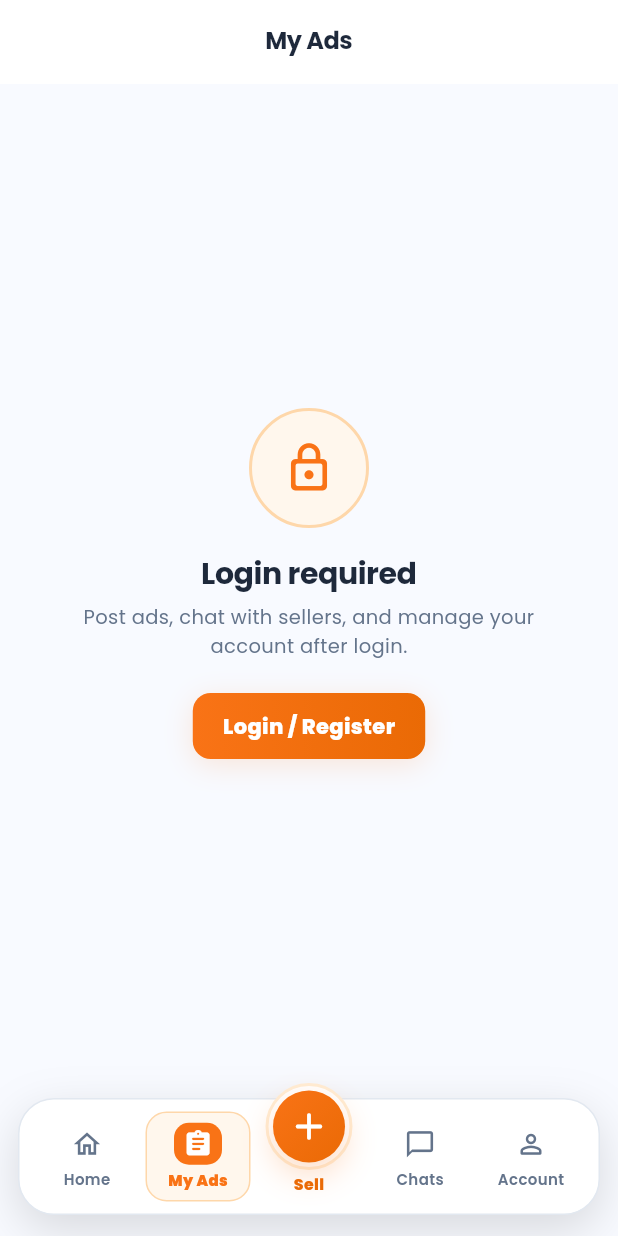
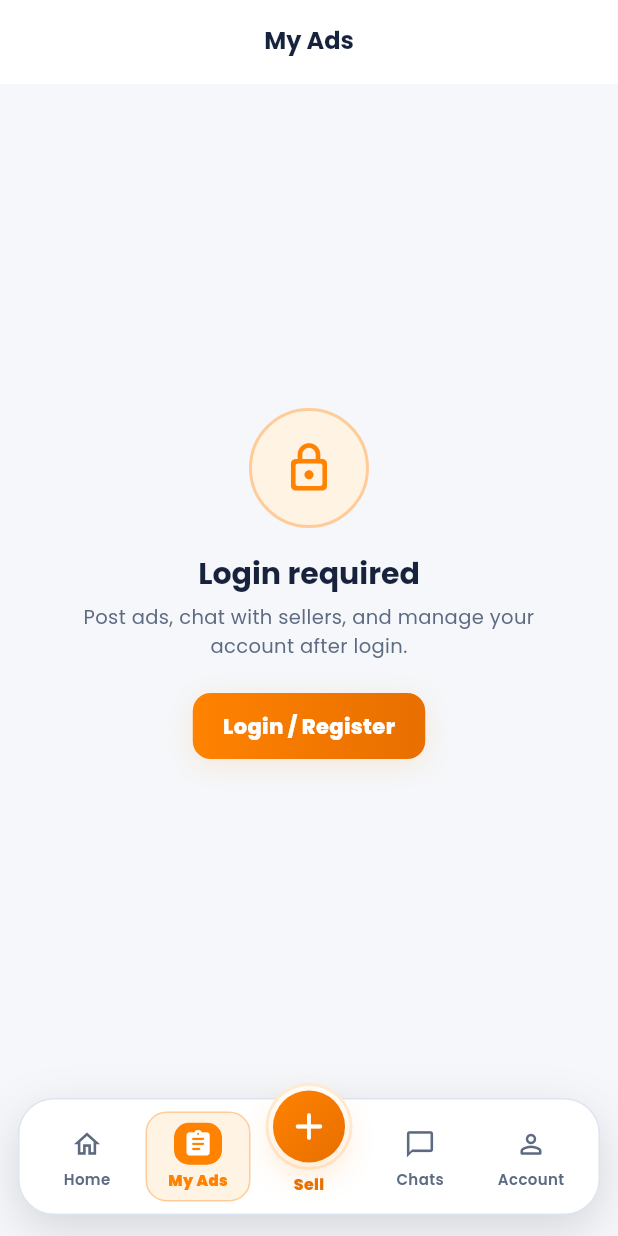
Before and after one commit to officialbuyselladda/buyselladda_app, a Flutter app: the screen it shows after launch, item 2 of the bottom bar chosen, on a phone screen of 412 x 824 dp. Run offline on Flutter 3.47's test engine with Material 3 defaults, Android fonts, the phone set to English and light mode, and no system bars; our stand-ins replace cached_network_image, dio, flutter_dotenv, flutter_riverpod, geocoding, geolocator and 5 more; network calls fail.

Commit message:
latest push

```diff
--- a/lib/core/app_config_provider.dart
+++ b/lib/core/app_config_provider.dart
@@ -59,7 +59,7 @@ class DealAppConfig {
         appIconUrl: '',
         primaryColor: AppConstants.primaryColor,
         secondaryColor: AppConstants.secondaryColor,
-        accentColor: Color(0xFFF97316),
+        accentColor: Color(0xFFFF8200),
         splashTitle: AppConstants.appName,
         splashSubtitle: AppConstants.tagline,
         splashLoadingText: 'Loading fresh deals near you',
--- a/lib/core/constants.dart
+++ b/lib/core/constants.dart
@@ -35,20 +35,20 @@ class AppConstants {
     'Others',
   ];
 
-  // Brand colors aligned with the home screen design system.
-  static const Color primaryColor = Color(0xFFF97316);
-  static const Color primaryDarkColor = Color(0xFFEA6A05);
-  static const Color primaryLightColor = Color(0xFFFFF7ED);
-  static const Color primaryBorderColor = Color(0xFFFED7AA);
-  static const Color secondaryColor = Color(0xFF2563EB);
-  static const Color secondaryLightColor = Color(0xFFEFF6FF);
+  // Logo-led marketplace palette with OLX-style classifieds UX.
+  static const Color primaryColor = Color(0xFF0B63E5);
+  static const Color primaryDarkColor = Color(0xFF0647B5);
+  static const Color primaryLightColor = Color(0xFFEAF2FF);
+  static const Color primaryBorderColor = Color(0xFFBFD7FF);
+  static const Color secondaryColor = Color(0xFF12A642);
+  static const Color secondaryLightColor = Color(0xFFEAF8EF);
   static const Color errorColor = Color(0xFFEF4444);
-  static const Color successColor = Color(0xFF10B981);
-  static const Color warningColor = Color(0xFFF59E0B);
-  static const Color backgroundColor = Color(0xFFF8FAFF);
+  static const Color successColor = Color(0xFF12A642);
+  static const Color warningColor = Color(0xFFFF8200);
+  static const Color backgroundColor = Color(0xFFF5F7FA);
   static const Color surfaceColor = Color(0xFFFFFFFF);
-  static const Color borderColor = Color(0xFFE2E8F0);
-  static const Color textPrimaryColor = Color(0xFF1E293B);
-  static const Color textSecondaryColor = Color(0xFF64748B);
-  static const Color textSubtleColor = Color(0xFF94A3B8);
+  static const Color borderColor = Color(0xFFDDE5F0);
+  static const Color textPrimaryColor = Color(0xFF17233C);
+  static const Color textSecondaryColor = Color(0xFF5D6B82);
+  static const Color textSubtleColor = Color(0xFF95A1B2);
 }
--- a/lib/core/theme.dart
+++ b/lib/core/theme.dart
@@ -5,6 +5,7 @@ import 'constants.dart';
 
 ThemeData appTheme() {
   final baseText = GoogleFonts.poppinsTextTheme();
+  const sellAccent = AppConstants.warningColor;
 
   return ThemeData(
     useMaterial3: true,
@@ -12,6 +13,7 @@ ThemeData appTheme() {
       seedColor: AppConstants.primaryColor,
       primary: AppConstants.primaryColor,
       secondary: AppConstants.secondaryColor,
+      tertiary: sellAccent,
       surface: AppConstants.surfaceColor,
       surfaceContainerHighest: AppConstants.backgroundColor,
       error: AppConstants.errorColor,
@@ -22,7 +24,7 @@ ThemeData appTheme() {
       displayColor: AppConstants.textPrimaryColor,
     ),
     appBarTheme: AppBarTheme(
-      backgroundColor: AppConstants.backgroundColor,
+      backgroundColor: AppConstants.surfaceColor,
       foregroundColor: AppConstants.textPrimaryColor,
       elevation: 0,
       centerTitle: true,
@@ -65,6 +67,8 @@ ThemeData appTheme() {
       fillColor: AppConstants.surfaceColor,
       hintStyle: const TextStyle(color: AppConstants.textSubtleColor),
       labelStyle: const TextStyle(color: AppConstants.textSecondaryColor),
+      prefixIconColor: AppConstants.textSecondaryColor,
+      suffixIconColor: AppConstants.textSecondaryColor,
     ),
     cardTheme: CardThemeData(
       elevation: 0,
@@ -93,9 +97,55 @@ ThemeData appTheme() {
     ),
     textButtonTheme: TextButtonThemeData(
       style: TextButton.styleFrom(
-        foregroundColor: AppConstants.primaryDarkColor,
+        foregroundColor: AppConstants.primaryColor,
         textStyle: baseText.labelLarge?.copyWith(fontWeight: FontWeight.w800),
       ),
+    ),
+    floatingActionButtonTheme: const FloatingActionButtonThemeData(
+      backgroundColor: sellAccent,
+      foregroundColor: Colors.white,
+      elevation: 0,
+      shape: RoundedRectangleBorder(borderRadius: BorderRadius.all(Radius.circular(8))),
+    ),
+    chipTheme: ChipThemeData(
+      backgroundColor: AppConstants.surfaceColor,
+      selectedColor: AppConstants.primaryLightColor,
+      disabledColor: AppConstants.backgroundColor,
+      side: const BorderSide(color: AppConstants.borderColor),
+      shape: RoundedRectangleBorder(borderRadius: BorderRadius.circular(8)),
+      labelStyle: baseText.labelMedium?.copyWith(
+        color: AppConstants.textPrimaryColor,
+        fontWeight: FontWeight.w800,
+      ),
+      secondaryLabelStyle: baseText.labelMedium?.copyWith(
+        color: AppConstants.primaryColor,
+        fontWeight: FontWeight.w900,
+      ),
+    ),
+    bottomNavigationBarTheme: BottomNavigationBarThemeData(
+      backgroundColor: AppConstants.surfaceColor,
+      selectedItemColor: AppConstants.primaryColor,
+      unselectedItemColor: AppConstants.textSubtleColor,
+      selectedLabelStyle: baseText.labelSmall?.copyWith(fontWeight: FontWeight.w900),
+      unselectedLabelStyle: baseText.labelSmall?.copyWith(fontWeight: FontWeight.w700),
+      type: BottomNavigationBarType.fixed,
+      elevation: 0,
+    ),
+    navigationBarTheme: NavigationBarThemeData(
+      backgroundColor: AppConstants.surfaceColor,
+      surfaceTintColor: Colors.transparent,
+      indicatorColor: AppConstants.primaryLightColor,
+      labelTextStyle: WidgetStateProperty.resolveWith((states) {
+        final selected = states.contains(WidgetState.selected);
+        return baseText.labelSmall?.copyWith(
+          color: selected ? AppConstants.primaryColor : AppConstants.textSubtleColor,
+          fontWeight: selected ? FontWeight.w900 : FontWeight.w700,
+        );
+      }),
+      iconTheme: WidgetStateProperty.resolveWith((states) {
+        final selected = states.contains(WidgetState.selected);
+        return IconThemeData(color: selected ? AppConstants.primaryColor : AppConstants.textSubtleColor);
+      }),
     ),
     snackBarTheme: SnackBarThemeData(
       behavior: SnackBarBehavior.floating,
--- a/lib/features/home/home_screen.dart
+++ b/lib/features/home/home_screen.dart
@@ -22,29 +22,29 @@ import '../shared/product_card.dart';
 
 // ─── Design Tokens ────────────────────────────────────────────────────────────
 class _T {
-  static const orange      = Color(0xFFF97316);
-  static const orangeDark  = Color(0xFFEA6A05);
-  static const orangeLight = Color(0xFFFFF7ED);
-  static const orangeMid   = Color(0xFFFED7AA);
-  static const blue        = Color(0xFF2563EB);
-  static const blueLight   = Color(0xFFEFF6FF);
-  static const bg          = Color(0xFFF8FAFF);
+  static const orange      = Color(0xFFFF8200);
+  static const orangeDark  = Color(0xFFE86F00);
+  static const orangeLight = Color(0xFFFFF3E4);
+  static const orangeMid   = Color(0xFFFFCC99);
+  static const blue        = Color(0xFF0B63E5);
+  static const blueLight   = Color(0xFFEAF2FF);
+  static const bg          = Color(0xFFF5F7FA);
   static const surface     = Color(0xFFFFFFFF);
-  static const border      = Color(0xFFE2E8F0);
-  static const text        = Color(0xFF1E293B);
-  static const textMuted   = Color(0xFF64748B);
-  static const textSubtle  = Color(0xFF94A3B8);
-  static const green       = Color(0xFF10B981);
-  static const greenLight  = Color(0xFFECFDF5);
-  static const amber       = Color(0xFFF59E0B);
-  static const amberLight  = Color(0xFFFEF3C7);
+  static const border      = Color(0xFFDDE5F0);
+  static const text        = Color(0xFF17233C);
+  static const textMuted   = Color(0xFF5D6B82);
+  static const textSubtle  = Color(0xFF95A1B2);
+  static const green       = Color(0xFF12A642);
+  static const greenLight  = Color(0xFFEAF8EF);
+  static const amber       = Color(0xFFFF8200);
+  static const amberLight  = Color(0xFFFFF3E4);
   static const red         = Color(0xFFEF4444);
   static const redLight    = Color(0xFFFEF2F2);
 
   static const shadowSm  = [BoxShadow(color: Color(0x0A000000), blurRadius: 4,  offset: Offset(0, 1))];
   static const shadowMd  = [BoxShadow(color: Color(0x0F000000), blurRadius: 12, offset: Offset(0, 4))];
   static const shadowLg  = [BoxShadow(color: Color(0x14000000), blurRadius: 24, offset: Offset(0, 8))];
-  static const shadowOr  = [BoxShadow(color: Color(0x28F97316), blurRadius: 16, offset: Offset(0, 4))];
+  static const shadowOr  = [BoxShadow(color: Color(0x22FF8200), blurRadius: 16, offset: Offset(0, 4))];
 
   static final r8  = BorderRadius.circular(8);
   static final r10 = BorderRadius.circular(10);
@@ -55,7 +55,7 @@ class _T {
   static final r99 = BorderRadius.circular(99);
 
   static TextStyle display(double sz, {Color c = text, FontWeight w = FontWeight.w700}) =>
-      TextStyle(fontSize: sz, fontWeight: w, color: c, letterSpacing: -0.3, height: 1.2);
+      TextStyle(fontSize: sz, fontWeight: w, color: c, letterSpacing: 0, height: 1.2);
 
   static TextStyle body(double sz, {Color c = text, FontWeight w = FontWeight.w400, double h = 1.4}) =>
       TextStyle(fontSize: sz, fontWeight: w, color: c, height: h);
@@ -85,17 +85,19 @@ class _HomeSlide {
 }
 
 const _staticCats = [
-  _CatItem('All',       '',           Icons.apps_rounded),
-  _CatItem('Stationary', 'Stationary', Icons.menu_book_outlined),
+  _CatItem('All', '', Icons.apps_rounded),
+  _CatItem('Mobiles', 'Mobiles', Icons.phone_android_rounded),
   _CatItem('Electronics', 'Electronics', Icons.devices_rounded),
+  _CatItem('Computers', 'Computers & Laptops', Icons.laptop_mac_rounded),
+  _CatItem('Vehicles', 'Vehicles', Icons.directions_car_rounded),
+  _CatItem('Property', 'Property', Icons.apartment_rounded),
+  _CatItem('Furniture', 'Furniture', Icons.chair_alt_rounded),
+  _CatItem('Fashion', 'Fashion', Icons.checkroom_outlined),
   _CatItem('Jobs', 'Jobs', Icons.work_outline_rounded),
-  _CatItem('Clothes', 'Clothes', Icons.checkroom_outlined),
-  _CatItem('Room', 'Room', Icons.meeting_room_outlined),
-  _CatItem('Flat,Building', 'Flat,Building', Icons.apartment_rounded),
-  _CatItem('Cars', 'Cars', Icons.directions_car_rounded),
-  _CatItem('Motorcycle', 'Motorcycle', Icons.two_wheeler_rounded),
-  _CatItem('For Sale: Houses & Apartments', 'For Sale: Houses & Apartments', Icons.home_work_outlined),
-  _CatItem('For Rent: Houses & Apartments', 'For Rent: Houses & Apartments', Icons.key_rounded),
+  _CatItem('Services', 'Services', Icons.handyman_outlined),
+  _CatItem('Books', 'Books', Icons.menu_book_outlined),
+  _CatItem('Sports', 'Sports & Fitness', Icons.sports_cricket_rounded),
+  _CatItem('Others', 'Others', Icons.more_horiz_rounded),
 ];
 
 class _NavItem {
@@ -1793,7 +1795,7 @@ class _SellFabState extends State<_SellFab> {
                   shape: BoxShape.circle,
                   gradient: LinearGradient(colors: [_T.orange, _T.orangeDark],
                       begin: Alignment.topLeft, end: Alignment.bottomRight),
-                  boxShadow: [BoxShadow(color: Color(0x40F97316), blurRadius: 18, offset: Offset(0, 8))],
+                  boxShadow: [BoxShadow(color: Color(0x33FF8200), blurRadius: 18, offset: Offset(0, 8))],
                 ),
                 child: const Icon(Icons.add_rounded, color: Colors.white, size: 30),
               ),
--- a/lib/features/product/product_detail_screen.dart
+++ b/lib/features/product/product_detail_screen.dart
@@ -17,26 +17,26 @@ import '../shared/product_card.dart';
 // ─── Theme tokens ────────────────────────────────────────────────────────────
 class _T {
   // Brand
-  static const orange     = Color(0xFFF97316);
-  static const orangeDark = Color(0xFFEA6A05);
-  static const orangeLight= Color(0xFFFFF7ED);
-  static const orangeMid  = Color(0xFFFED7AA);
+  static const orange     = Color(0xFFFF8200);
+  static const orangeDark = Color(0xFFE86F00);
+  static const orangeLight= Color(0xFFFFF3E4);
+  static const orangeMid  = Color(0xFFFFCC99);
 
   // Blues (accent)
-  static const blue       = Color(0xFF2563EB);
-  static const blueLight  = Color(0xFFEFF6FF);
+  static const blue       = Color(0xFF0B63E5);
+  static const blueLight  = Color(0xFFEAF2FF);
 
   // Neutrals
-  static const bg         = Color(0xFFF8FAFF);
+  static const bg         = Color(0xFFF5F7FA);
   static const surface    = Color(0xFFFFFFFF);
-  static const border     = Color(0xFFE2E8F0);
-  static const text       = Color(0xFF1E293B);
-  static const textMuted  = Color(0xFF64748B);
-  static const textSubtle = Color(0xFF94A3B8);
+  static const border     = Color(0xFFDDE5F0);
+  static const text       = Color(0xFF17233C);
+  static const textMuted  = Color(0xFF5D6B82);
+  static const textSubtle = Color(0xFF95A1B2);
 
   // Status
-  static const green      = Color(0xFF10B981);
-  static const greenLight = Color(0xFFECFDF5);
+  static const green      = Color(0xFF12A642);
+  static const greenLight = Color(0xFFEAF8EF);
   static const red        = Color(0xFFEF4444);
   static const redLight   = Color(0xFFFEF2F2);
 
@@ -44,7 +44,7 @@ class _T {
   static const shadowSm = [BoxShadow(color: Color(0x0A000000), blurRadius: 4,  offset: Offset(0, 1))];
   static const shadowMd = [BoxShadow(color: Color(0x12000000), blurRadius: 12, offset: Offset(0, 4))];
   static const shadowLg = [BoxShadow(color: Color(0x18000000), blurRadius: 28, offset: Offset(0, 8))];
-  static const shadowOrange = [BoxShadow(color: Color(0x30F97316), blurRadius: 20, offset: Offset(0, 6))];
+  static const shadowOrange = [BoxShadow(color: Color(0x22FF8200), blurRadius: 20, offset: Offset(0, 6))];
 
   // Radius
   static final r8  = BorderRadius.circular(8);
@@ -58,7 +58,7 @@ class _T {
   static const fontBody    = 'Figtree';
 
   static TextStyle display(double size, {Color color = text, FontWeight weight = FontWeight.w700}) =>
-      TextStyle(fontFamily: fontDisplay, fontSize: size, fontWeight: weight, color: color, letterSpacing: -0.5);
+      TextStyle(fontFamily: fontDisplay, fontSize: size, fontWeight: weight, color: color, letterSpacing: 0);
 
   static TextStyle body(double size, {Color color = text, FontWeight weight = FontWeight.w400, double height = 1.0}) =>
       TextStyle(fontFamily: fontBody, fontSize: size, fontWeight: weight, color: color, height: height);
@@ -1111,7 +1111,7 @@ class _MapCard extends StatelessWidget {
             Container(width: 4, height: 18,
               decoration: BoxDecoration(color: _T.orange, borderRadius: BorderRadius.circular(2))),
             const SizedBox(width: 8),
-            const Expanded(child: Text('Location & map', style: TextStyle(fontFamily: _T.fontDisplay, fontSize: 14, fontWeight: FontWeight.w700, color: _T.text, letterSpacing: -0.5))),
+            const Expanded(child: Text('Location & map', style: TextStyle(fontFamily: _T.fontDisplay, fontSize: 14, fontWeight: FontWeight.w700, color: _T.text, letterSpacing: 0))),
             GestureDetector(
               onTap: _openDirections,
               child: Container(
@@ -1262,7 +1262,7 @@ class _MapFallback extends StatelessWidget {
     return Container(
       decoration: const BoxDecoration(
         gradient: LinearGradient(
-          colors: [Color(0xFFEFF6FF), Color(0xFFFFF7ED)],
+          colors: [Color(0xFFEAF2FF), Color(0xFFFFF3E4)],
           begin: Alignment.topLeft,
           end: Alignment.bottomRight,
         ),
@@ -1418,7 +1418,7 @@ class _SafetyCard extends StatelessWidget {
     padding: const EdgeInsets.all(14),
     decoration: BoxDecoration(
       gradient: const LinearGradient(
-        colors: [Color(0xFFFFF7ED), Color(0xFFFEF3C7)],
+        colors: [Color(0xFFEAF2FF), Color(0xFFFFF3E4)],
         begin: Alignment.topLeft, end: Alignment.bottomRight,
       ),
       borderRadius: _T.r12,
@@ -1582,9 +1582,9 @@ class _ContactBar extends StatelessWidget {
         padding: const EdgeInsets.fromLTRB(16, 12, 16, 14),
         decoration: BoxDecoration(
           color: _T.surface,
-          borderRadius: BorderRadius.circular(20),
+          borderRadius: BorderRadius.circular(8),
           border: Border.all(color: _T.border),
-          boxShadow: const [BoxShadow(color: Color(0x16000000), blurRadius: 24, offset: Offset(0, -8))],
+          boxShadow: const [BoxShadow(color: Color(0x160B63E5), blurRadius: 24, offset: Offset(0, -8))],
         ),
         child: Row(children: [
           // Price info
@@ -1609,7 +1609,7 @@ class _ContactBar extends StatelessWidget {
               width: 50, height: 50,
               decoration: BoxDecoration(
                 color: isFavorited ? const Color(0xFFFFF0F3) : _T.bg,
-                borderRadius: _T.r12,
+                borderRadius: _T.r8,
                 border: Border.all(color: isFavorited ? const Color(0xFFFF4D6D) : _T.border),
               ),
               child: Icon(
```
Also changed, not shown: lib/features/auth/auth_layout.dart (+7 -7 lines), lib/features/chat/chat_list_screen.dart (+6 -6 lines), lib/features/favorites/favorites_screen.dart (+6 -5 lines), lib/features/notifications/notifications_screen.dart (+8 -8 lines), lib/features/product/create_product_screen.dart (+5 -5 lines), lib/features/product/my_ads_screen.dart (+6 -5 lines), lib/features/profile/profile_screen.dart (+4 -4 lines), lib/features/shared/product_card.dart (+14 -13 lines), lib/main.dart (+6 -6 lines), 1 other file.
